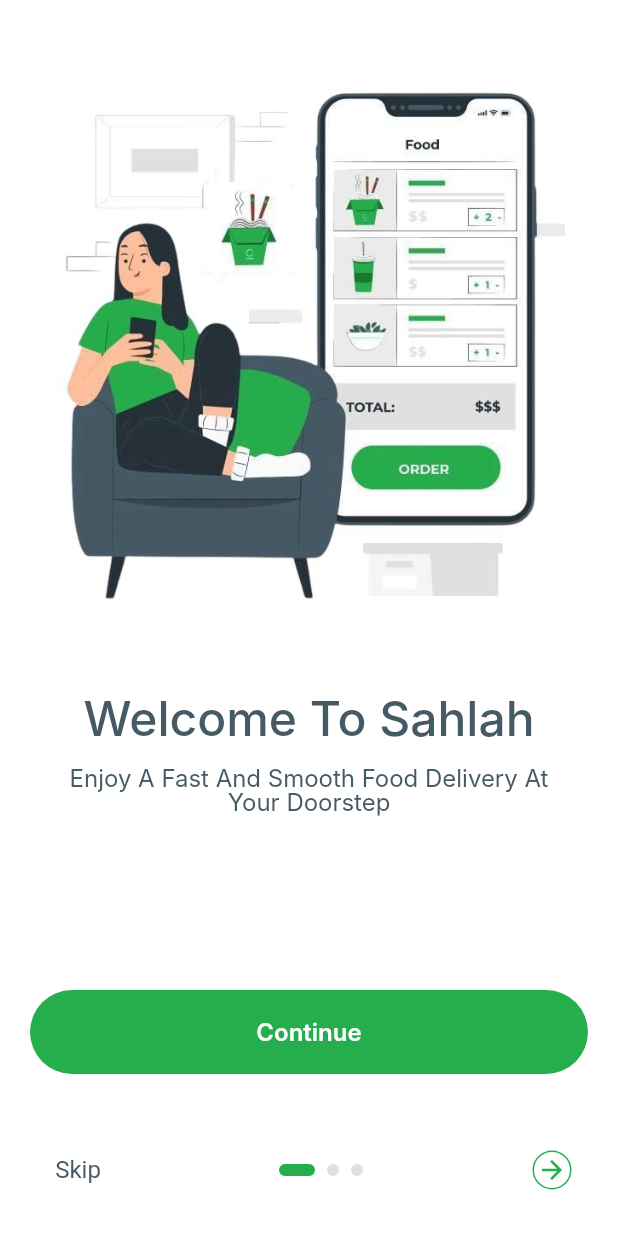
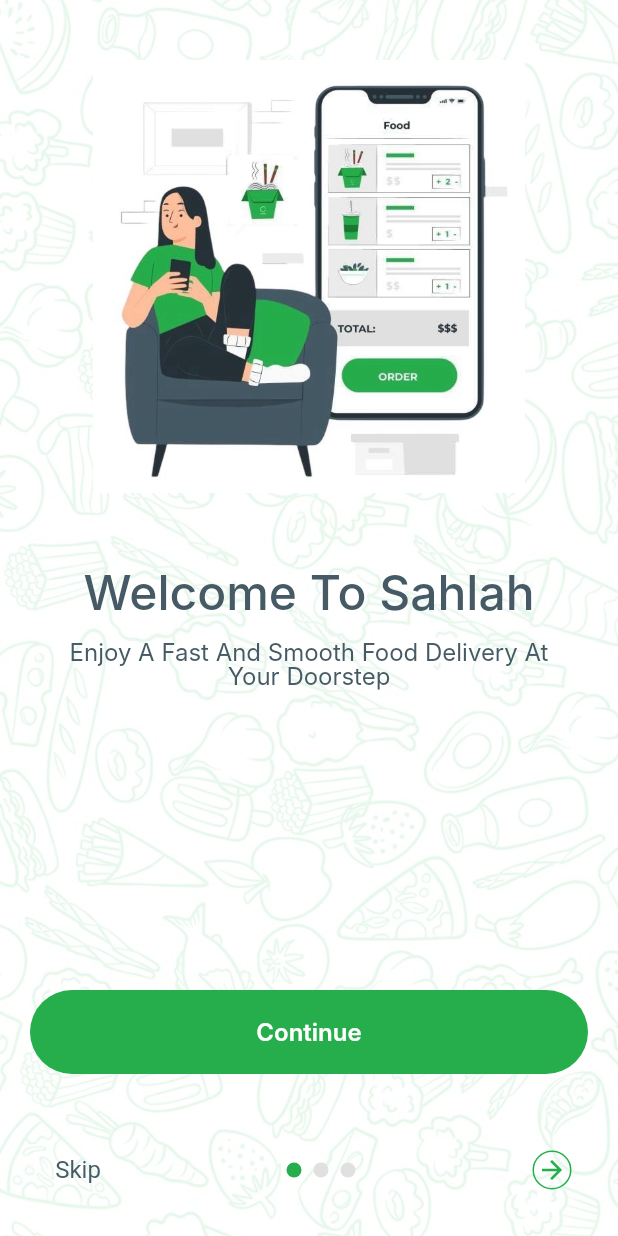
Before and after one commit to Rand-Almasri/foodtek_app, a Flutter app: the screen it shows after launch, on a phone screen of 412 x 824 dp. Run offline on Flutter 3.47's test engine with Material 3 defaults, Android fonts, the phone set to English and light mode, and no system bars; Roboto replaces fonts that are missing (Inter, Poppins).

Commit message:
Fix onboarding screens and update dependencies

```diff
--- a/lib/view/screens/onboarding/on_boarding_screen1.dart
+++ b/lib/view/screens/onboarding/on_boarding_screen1.dart
@@ -15,8 +15,14 @@
   @override
   Widget build(BuildContext context) {
     return Scaffold(
-      backgroundColor: AppColors.background,
-      body: SafeArea(
+      body: Container(
+        decoration: const BoxDecoration(
+          image: DecorationImage(
+            image: AssetImage('assets/images/backgroundonboardingscreen.jpg'),
+            fit: BoxFit.cover,
+          ),
+        ),
+        child: SafeArea(
           child: Column(
             children: [
               Expanded(
@@ -29,6 +35,7 @@
                         child: Image.asset(
                           'assets/images/onboarding_welcome.jpeg',
                           fit: BoxFit.contain,
+                          height: MediaQuery.of(context).size.height * 0.35,
                         ),
                       ),
 
@@ -50,6 +57,9 @@
                           style: AppTextStyles.onboardingtext,
                         ),
                       ),
+
+                      // Extra space
+                      const SizedBox(height: 20),
                     ],
                   ),
                 ),
@@ -96,7 +106,7 @@
                           ),
                         ),
 
-                      // Indicator dots
+                        // Indicator dots - now circular
                         Row(
                           children: [
                             _buildDot(isActive: true),
@@ -130,17 +140,19 @@
             ],
           ),
         ),
+      ),
     );
   }
 
   Widget _buildDot({required bool isActive}) {
+    // Updated to use circular dots
     return Container(
       margin: const EdgeInsets.symmetric(horizontal: 4),
-      height: 8,
-      width: isActive ? 24 : 8,
+      height: 10,
+      width: 10,
       decoration: BoxDecoration(
         color: isActive ? AppColors.primaryGreen : Colors.grey.shade300,
-        borderRadius: BorderRadius.circular(4),
+        shape: BoxShape.circle,
       ),
     );
   }
--- a/pubspec.yaml
+++ b/pubspec.yaml
@@ -60,6 +60,7 @@
   # To add assets to your application, add an assets section, like this:
   assets:
     - assets/images/
+    - assets/images/backgroundonboardingscreen.jpg
 
   fonts:
     - family: Protest Riot
```
Also changed, not shown: lib/view/screens/onboarding/on_boarding_screen3.dart (+158 -0 lines). Lines whose indentation alone changed are shown as unchanged.
